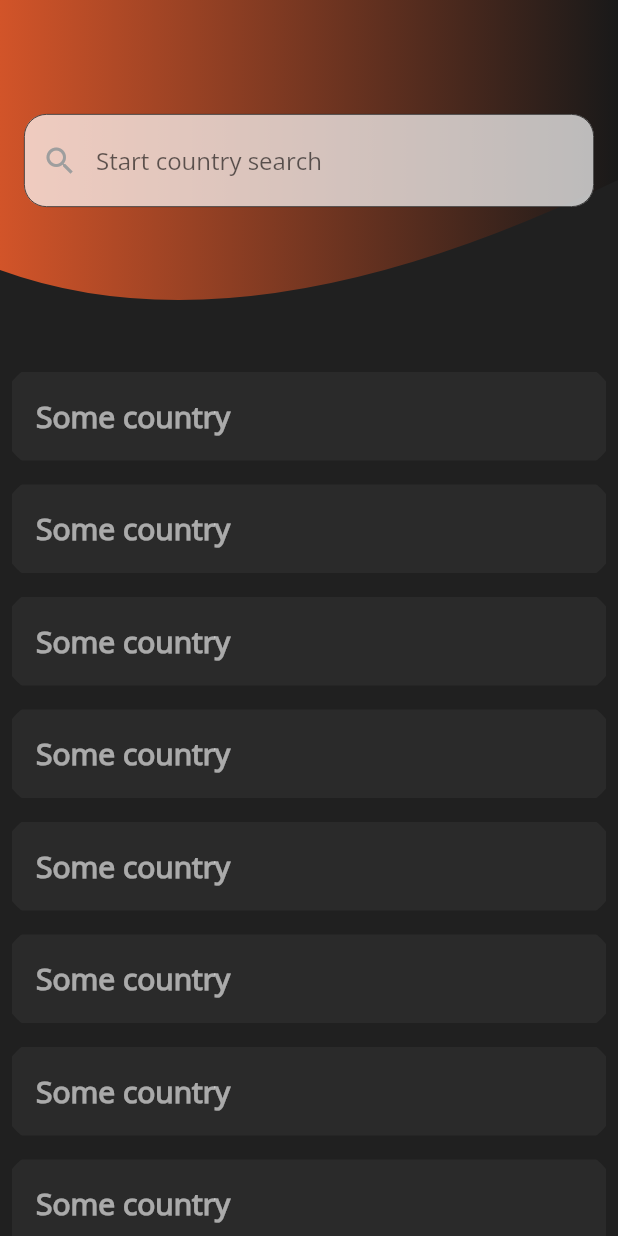
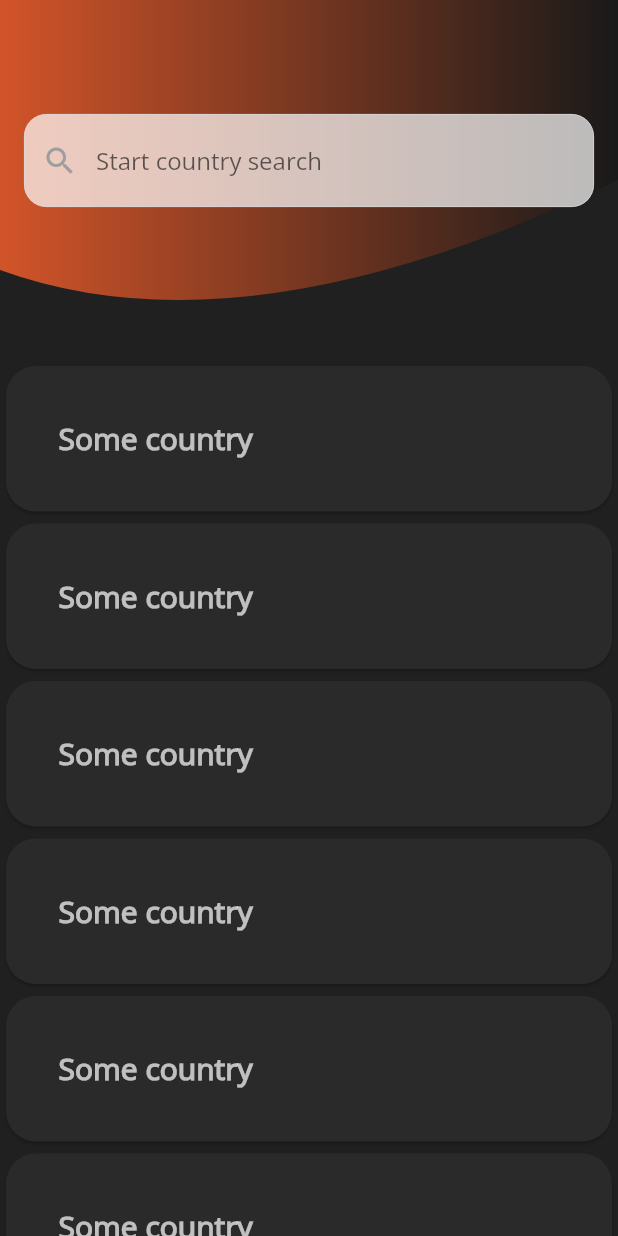
Before and after one commit to VailStrawb/travel_app, a Flutter app: the SearchPage screen opened directly, on a phone screen of 412 x 824 dp. Run offline on Flutter 3.47's test engine with Material 2 defaults, Android fonts, the phone set to English and light mode, and no system bars; our stand-ins replace shared_preferences; accounts and stored records are empty.

Commit message:
Make country Cards and some refactoring

```diff
--- a/lib/common_widgets/search_bar.dart
+++ b/lib/common_widgets/search_bar.dart
@@ -1,8 +1,8 @@
 import 'package:flutter/material.dart';
 
 class SearchBar extends StatelessWidget {
-  final orange = const Color.fromARGB(255, 210, 84, 41);
-  final grey = const Color.fromARGB(255, 25, 25, 25);
+  final grey = const Color.fromARGB(255, 70, 70, 70);
+  final white = const Color.fromARGB(255, 215, 215, 215);
 
   const SearchBar({super.key});
 
@@ -14,10 +14,10 @@ class SearchBar extends StatelessWidget {
         decoration: InputDecoration(
           filled: true,
           fillColor: Colors.white70,
-          focusColor: orange,
-          focusedBorder: _border(orange),
-          border: _border(grey),
-          enabledBorder: _border(grey),
+          focusColor: grey,
+          focusedBorder: _border(grey),
+          border: _border(white),
+          enabledBorder: _border(white),
           hintText: 'Start country search',
           contentPadding: const EdgeInsets.symmetric(vertical: 20),
           prefixIcon: const Icon(
--- a/lib/common_widgets/search_page.dart
+++ b/lib/common_widgets/search_page.dart
@@ -1,8 +1,14 @@
 import 'package:flutter/material.dart';
 import 'package:travel_app/common_widgets/sliver_search_appbar.dart';
 
+import '../country_page.dart';
+
 class SearchPage extends StatelessWidget {
   const SearchPage({Key? key}) : super(key: key);
+
+  Future fetchCountries() async {
+    var url = '';
+  }
 
   @override
   Widget build(BuildContext context) {
@@ -16,16 +22,32 @@ class SearchPage extends StatelessWidget {
           ),
           SliverList(
               delegate: SliverChildBuilderDelegate((BuildContext context, int index) {
-            return ClipRRect(
-              borderRadius: const BorderRadius.all(Radius.circular(45)),
-              child: Container(
-                  color: const Color.fromARGB(255, 42, 42, 42),
-                  margin: const EdgeInsets.all(8),
-                  padding: const EdgeInsets.all(16),
-                  child: const Text(
-                    'Some country',
-                    style: TextStyle(fontSize: 20, color: Colors.white60, fontWeight: FontWeight.w600),
-                  )),
+            return Card(
+              shape: const RoundedRectangleBorder(borderRadius: BorderRadius.all(Radius.circular(20))),
+              color: const Color.fromARGB(255, 42, 42, 42),
+              child: InkWell(
+                onTap: () {
+                  Navigator.push(context, MaterialPageRoute(builder: (context) => const CountryPage()));
+                },
+                child: Padding(
+                  padding: const EdgeInsets.all(35.0),
+                  child: Column(
+                    crossAxisAlignment: CrossAxisAlignment.start,
+                    children: const [
+                      Text(
+                        'Some country',
+                        style: TextStyle(fontSize: 20, color: Colors.white70, fontWeight: FontWeight.w600),
+                      ),
+                    ],
+                  ),
+                ),
+              ),
+
+              //   // color: const Color.fromARGB(255, 42, 42, 42),
+              //   // margin: const EdgeInsets.all(8),
+              //   // padding: const EdgeInsets.all(16),
+              //   // )
+              // ),
             );
           }, childCount: 20)),
         ],
--- a/lib/internal/home/visited_countries_screen.dart
+++ b/lib/internal/home/visited_countries_screen.dart
@@ -1,5 +1,4 @@
 import 'package:flutter/material.dart';
-import 'background_wave.dart';
 import '../../common_widgets/search_page.dart';
 
 class VisitedCountriesScreen extends StatelessWidget {
--- a/pubspec.yaml
+++ b/pubspec.yaml
@@ -33,6 +33,7 @@ dependencies:
     sdk: flutter
 
   shared_preferences: 2.0.15
+  http: 0.13.5
 
 
   # The following adds the Cupertino Icons font to your application.
```
Also changed, not shown: lib/country_page.dart (added, +18 -0 lines), lib/entities/country.dart (added, +10 -0 lines), pubspec.lock.
